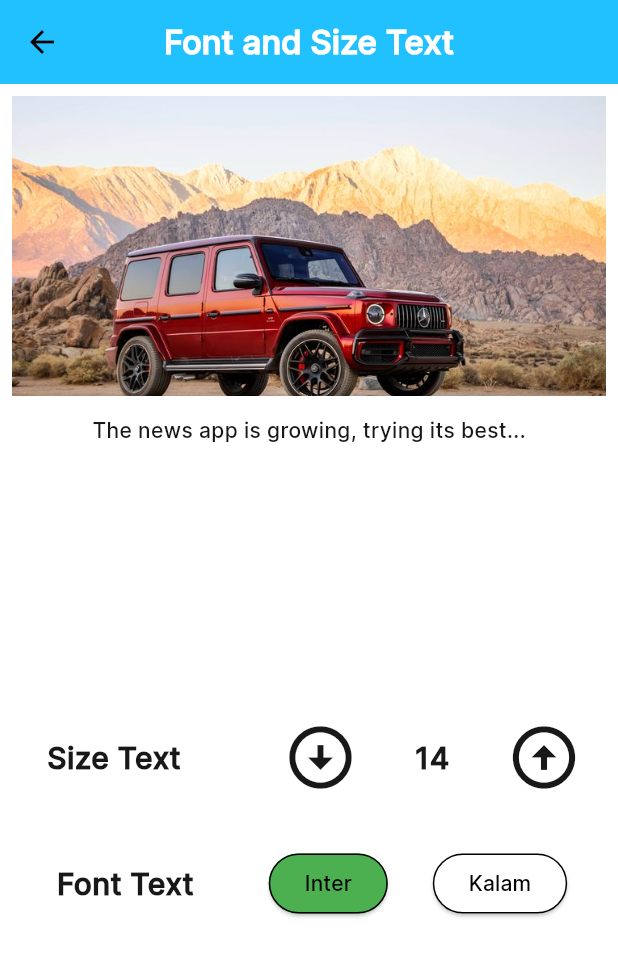
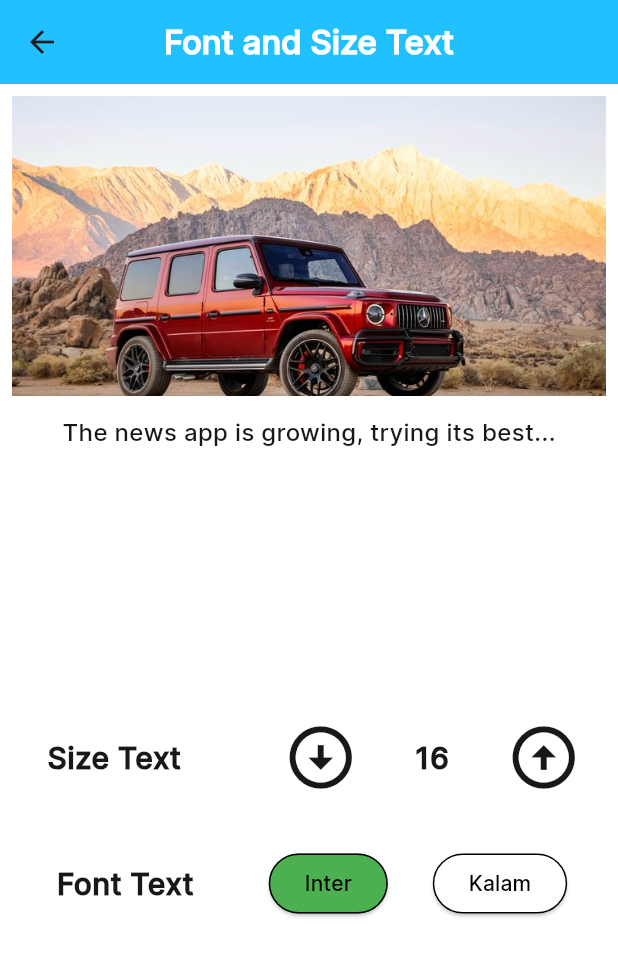
Before and after one commit to nhattruonghaki/DoAnTinTuc, a Flutter app: the CoChuvaFontChu screen opened by its route, on a phone screen of 412 x 824 dp. Shown: the top 956 px of the screen. Run offline on Flutter 3.47's test engine with Material 3 defaults, Android fonts, the phone set to English and light mode, and no system bars; our stand-ins replace cached_network_image, shared_preferences, video_player; missing offline and left inert: flutter_webview_plugin, xml2json; accounts and stored records are empty; network calls fail.

Commit message:
luu local cac chuc nang theme, font & size text, hoan thien giao dien

```diff
--- a/itnew/lib/Models/FontsChu.dart
+++ /dev/null
@@ -1,10 +0,0 @@
-class FontsChu {
-  static final FontsChu _fontsChu = FontsChu._internal();
-  factory FontsChu() => _fontsChu;
-  FontsChu._internal();
-  String fontInter = 'Inter';
-  void updateFontsChu(String newFont) {
-    fontInter = newFont;
-    print('font chữ được cập nhật $fontInter');
-  }
-}
--- a/itnew/lib/Models/TangGiamFont.dart
+++ /dev/null
@@ -1,10 +0,0 @@
-class TangGiamFont {
-  static final TangGiamFont _instance = TangGiamFont._internal();
-  factory TangGiamFont() => _instance;
-  TangGiamFont._internal();
-  int coChu = 14;
-  void updateFontSize(int newFontSize) {
-    coChu = newFontSize.clamp(14, 28);
-    print('Cỡ chữ đã được cập nhật: $coChu');
-  }
-}
--- a/itnew/lib/ViewModels/News.dart
+++ b/itnew/lib/ViewModels/News.dart
@@ -1,6 +1,7 @@
 import 'package:flutter/material.dart';
 import 'package:flutter_webview_plugin/flutter_webview_plugin.dart';
 
+// ignore: must_be_immutable
 class NewsWebView extends StatefulWidget {
   String url;
   NewsWebView({super.key, required this.url});
--- a/itnew/lib/Views/CoChuvaFontChu.dart
+++ b/itnew/lib/Views/CoChuvaFontChu.dart
@@ -1,8 +1,6 @@
 import 'package:flutter/material.dart';
-import 'package:itnew/Models/FontsChu.dart';
-import 'package:itnew/Models/TangGiamFont.dart';
-import 'package:itnew/Views/TrangCaNhan.dart';
-import 'package:shared_preferences/shared_preferences.dart';
+
+import 'package:itnew/Models/FontChange.dart';
 import 'package:provider/provider.dart';
 import '../Models/ThemeProvider.dart';
 
@@ -16,59 +14,65 @@ class CoChuvaFontChu extends StatefulWidget {
 }
 
 class _CoChuvaFontChuState extends State<CoChuvaFontChu> {
-  void updateFontsChus(String newFont) {
-    // ----------------------------------------------- CẬP NHẬT FONT CHỮ -------------------
-    setState(() {
-      fontsChu.updateFontsChu(newFont);
-      //selectedFont = newFont; // cập nhật kiểu chữ đã chọn
-    });
-  }
+  // void updateFontsChus(String newFont) {
+  //   // ----------------------------------------------- CẬP NHẬT FONT CHỮ -------------------
+  //   setState(() {
+  //     fontsChu.updateFontsChu(newFont);
+  //     //selectedFont = newFont; // cập nhật kiểu chữ đã chọn
+  //   });
+  // }
 
-  void updateFontSize_CoChu(int newFontSize) {
-    // ----------------------------------------------- CẬP NHẬT CỠ CHỮ -------------------
-    setState(() {
-      fontSize.updateFontSize(newFontSize);
-    });
-  }
+  // void updateFontSize_CoChu(int newFontSize) {
+  //   // ----------------------------------------------- CẬP NHẬT CỠ CHỮ -------------------
+  //   setState(() {
+  //     fontSize.updateFontSize(newFontSize);
+  //   });
+  // }
 
-  late FontsChu fontsChu;
-  late TangGiamFont fontSize;
-  late String selectedFont;
+  // late FontsChu fontsChu;
+  // late TangGiamFont fontSize;
+  // late String selectedFont;
 
-  @override
-  void initState() {
-    super.initState();
-    fontsChu = FontsChu();
-    fontSize = TangGiamFont();
-    selectedFont = fontsChu.fontInter;
-  }
+  // @override
+  // void initState() {
+  //   super.initState();
+  //   fontsChu = FontsChu();
+  //   fontSize = TangGiamFont();
+  //   selectedFont = fontsChu.fontInter;
+  // }
 
   @override
   Widget build(BuildContext context) {
-    return ChangeNotifierProvider(
-      create: (BuildContext context) => ThemeProvider()..init(),
-      child: Consumer<ThemeProvider>(
-          builder: (context, ThemeProvider notifier, child) {
-        Color textColor = notifier.isDarkMode
+    return MultiProvider(
+      providers: [
+        ChangeNotifierProvider(create: (context) => FontTextProvider()..init()),
+        ChangeNotifierProvider(create: (context) => ThemeProvider()..init()),
+      ],
+      child: Consumer2<FontTextProvider, ThemeProvider>(
+          builder: (context, fontProvider, themeProvider, child) {
+        Color textColor = themeProvider.isDarkMode
             ? Colors.white
             : const Color.fromARGB(255, 24, 24, 24);
         return Scaffold(
-          backgroundColor: notifier.isDarkMode ? Colors.black : Colors.white,
+          backgroundColor:
+              themeProvider.isDarkMode ? Colors.black : Colors.white,
           appBar: AppBar(
-              iconTheme: const IconThemeData(color: Colors.black),
-              // leading: IconButton(
-              //   icon: const Icon(Icons.arrow_back),
-              //   onPressed: () {
-              //     //Navigator.popUntil(context, (route) => route.isCurrent);
-              //     Navigator.pushNamed(context, '/canhan');
-              //   },
-              // ),
+              // automaticallyImplyLeading: false,
+              // iconTheme: const IconThemeData(color: Colors.black),
+              leading: IconButton(
+                icon: Icon(Icons.arrow_back),
+                onPressed: () {
+                  Navigator.popUntil(context, (route) => route.isActive);
+                  Navigator.pushNamed(context, '/canhan');
+                },
+              ),
               backgroundColor: const Color.fromARGB(222, 0, 183, 255),
               centerTitle: true,
               title: Text(
                 'Font and Size Text',
                 style: TextStyle(
-                  fontFamily: fontsChu.fontInter == 'Inter' ? 'Inter' : 'Kalam',
+                  fontFamily:
+                      fontProvider.selectedFont == 'Inter' ? 'Inter' : 'Kalam',
                   fontWeight: FontWeight.bold,
                   color: Colors.white,
                 ),
@@ -92,9 +96,10 @@ class _CoChuvaFontChuState extends State<CoChuvaFontChu> {
                     Text(
                       'The news app is growing, trying its best...',
                       style: TextStyle(
-                        fontSize: fontSize.coChu.toDouble(),
-                        fontFamily:
-                            fontsChu.fontInter == 'Inter' ? 'Inter' : 'Kalam',
+                        fontSize: fontProvider.fontSize,
+                        fontFamily: fontProvider.selectedFont == 'Inter'
+                            ? 'Inter'
+                            : 'Kalam',
                         color: textColor,
                       ),
                     ),
@@ -118,7 +123,7 @@ class _CoChuvaFontChuState extends State<CoChuvaFontChu> {
                         Text(
                           'Size Text',
                           style: TextStyle(
-                            fontFamily: fontsChu.fontInter == 'Inter'
+                            fontFamily: fontProvider.selectedFont == 'Inter'
                                 ? 'Inter'
                                 : 'Kalam',
                             fontSize: 20,
@@ -129,7 +134,7 @@ class _CoChuvaFontChuState extends State<CoChuvaFontChu> {
                         SizedBox(width: 60),
                         IconButton(
                           onPressed: () {
-                            updateFontSize_CoChu(fontSize.coChu - 2);
+                            fontProvider.decreaseFontSize();
                           },
                           icon: Icon(
                             Icons.arrow_circle_down_outlined,
@@ -139,10 +144,10 @@ class _CoChuvaFontChuState extends State<CoChuvaFontChu> {
                         ),
                         SizedBox(width: 30),
                         Text(
-                          fontSize.coChu.toString(),
+                          fontProvider.fontSize.toInt().toString(),
                           style: TextStyle(
                             color: textColor,
-                            fontFamily: fontsChu.fontInter == 'Inter'
+                            fontFamily: fontProvider.selectedFont == 'Inter'
                                 ? 'Inter'
                                 : 'Kalam',
                             fontSize: 20,
@@ -152,7 +157,7 @@ class _CoChuvaFontChuState extends State<CoChuvaFontChu> {
                         SizedBox(width: 30),
                         IconButton(
                           onPressed: () {
-                            updateFontSize_CoChu(fontSize.coChu + 2);
+                            fontProvider.increaseFontSize();
                           },
                           icon: Icon(
                             Icons.arrow_circle_up_outlined,
@@ -172,7 +177,7 @@ class _CoChuvaFontChuState extends State<CoChuvaFontChu> {
                           'Font Text',
                           style: TextStyle(
                             color: textColor,
-                            fontFamily: fontsChu.fontInter == 'Inter'
+                            fontFamily: fontProvider.selectedFont == 'Inter'
                                 ? 'Inter'
                                 : 'Kalam',
                             fontSize: 20,
@@ -183,21 +188,20 @@ class _CoChuvaFontChuState extends State<CoChuvaFontChu> {
                         ElevatedButton(
                           onPressed: () {
                             setState(() {
-                              updateFontsChus('Inter');
+                              fontProvider.changeFont('Inter');
                             });
                           },
                           style: ElevatedButton.styleFrom(
                             side: const BorderSide(color: Colors.black),
-                            backgroundColor: selectedFont == 'Inter'
-                                ? Colors.green
-                                : Colors.white,
+                            backgroundColor:
+                                fontProvider.selectedFont == 'Inter'
+                                    ? Colors.green
+                                    : Colors.white,
                           ),
                           child: Text(
                             'Inter',
                             style: TextStyle(
-                              fontFamily: fontsChu.fontInter == 'Inter'
-                                  ? 'Inter'
-                                  : 'Kalam',
+                              fontFamily: fontProvider.selectedFont,
                               color: Colors.black,
                             ),
                           ),
@@ -206,21 +210,20 @@ class _CoChuvaFontChuState extends State<CoChuvaFontChu> {
                         ElevatedButton(
                           onPressed: () {
                             setState(() {
-                              updateFontsChus('Kalam');
+                              fontProvider.changeFont('Kalam');
                             });
                           },
                           style: ElevatedButton.styleFrom(
                             side: const BorderSide(color: Colors.black),
-                            backgroundColor: selectedFont == 'Kalam'
-                                ? Colors.green
-                                : Colors.white,
+                            backgroundColor:
+                                fontProvider.selectedFont == 'Kalam'
+                                    ? Colors.green
+                                    : Colors.white,
                           ),
                           child: Text(
                             'Kalam',
                             style: TextStyle(
-                              fontFamily: fontsChu.fontInter == 'Inter'
-                                  ? 'Inter'
-                                  : 'Kalam',
+                              fontFamily: fontProvider.selectedFont,
                               color: Colors.black,
                             ),
                           ),
--- a/itnew/lib/main.dart
+++ b/itnew/lib/main.dart
@@ -1,9 +1,8 @@
 import 'package:flutter/material.dart';
-import 'package:itnew/Models/TangGiamFont.dart';
 import 'package:itnew/Views/CoChuvaFontChu.dart';
 import 'package:itnew/Views/DaLuu.dart';
 import 'package:itnew/Views/LichSu.dart';
-import 'package:itnew/Views/TrangCaNhan.dart';
+import 'package:itnew/Views/TrangCaiDat.dart';
 import 'package:itnew/Views/TrangChu.dart';
 import 'package:itnew/Views/TrangVideo.dart';
 import 'package:provider/provider.dart';
```
Also changed, not shown: itnew/lib/Models/FontChange.dart (added, +52 -0 lines), itnew/lib/Views/BottomNavi.dart (+21 -5 lines), itnew/lib/Views/DaLuu.dart (+6 -5 lines), itnew/lib/Views/LichSu.dart (+22 -12 lines), itnew/lib/Views/TimKiem.dart (+26 -11 lines), itnew/lib/Views/TrangCaiDat.dart (renamed from itnew/lib/Views/TrangCaNhan.dart, +38 -24 lines), itnew/lib/Views/TrangChiTiet.dart (+26 -19 lines), itnew/lib/Views/TrangChu.dart (+84 -73 lines), itnew/lib/Views/TrangThongBao.dart (+13 -14 lines), itnew/lib/Views/TrangVideo.dart (+21 -9 lines).
